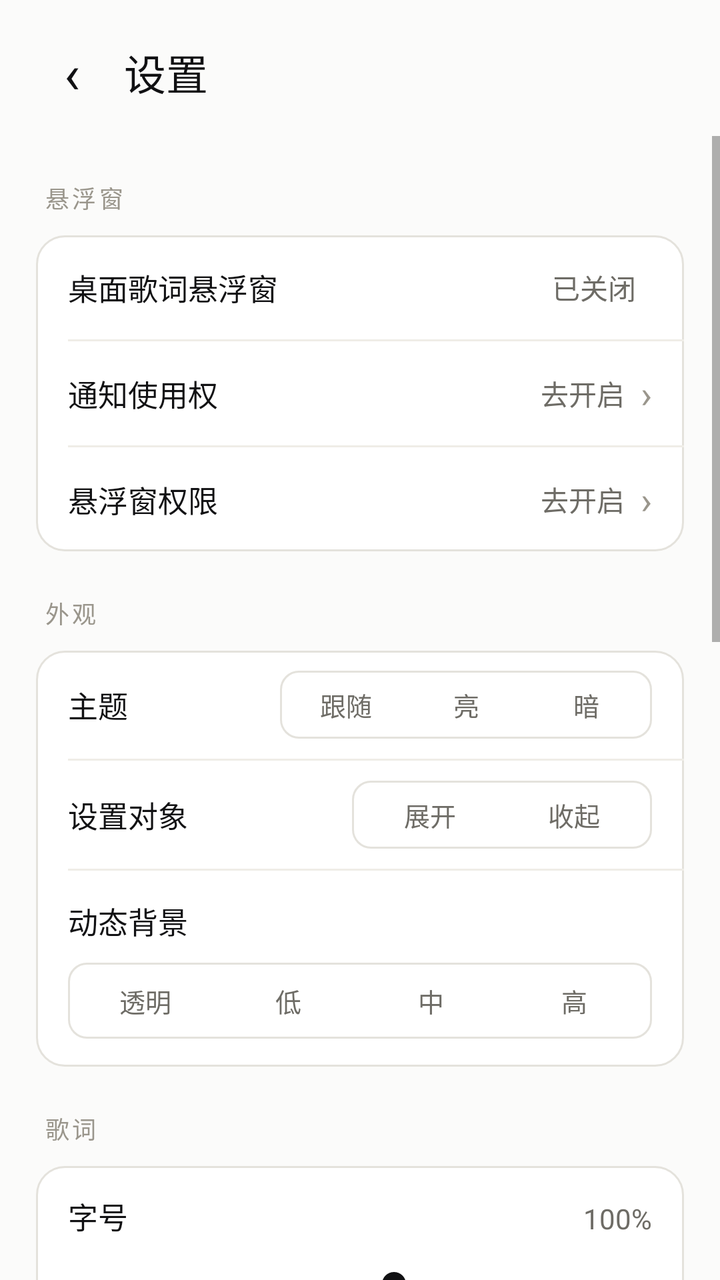
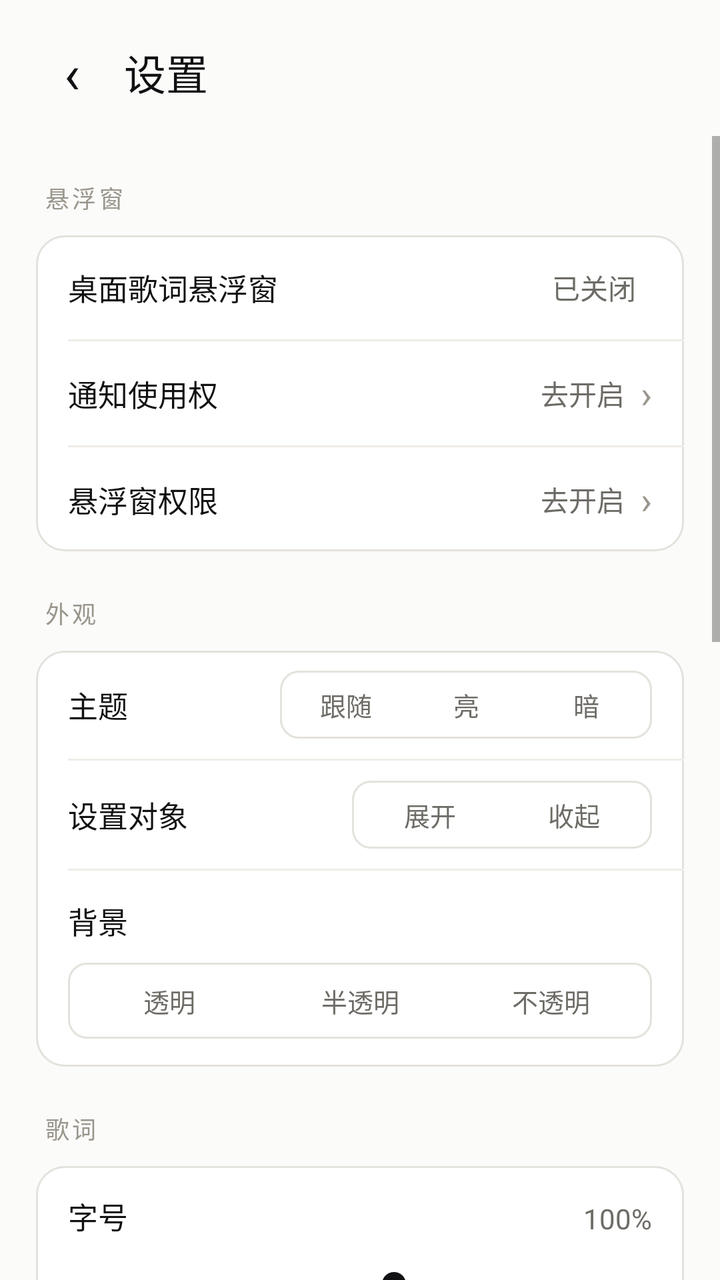

Screens rendered from an Android XML layout before and after an edit, with the pre-edit source and the edit as a unified diff.
<!-- AndroidManifest.xml: application theme Theme.DesktopLyrics -->
<!-- res/layout/activity_settings.xml -->
<?xml version="1.0" encoding="utf-8"?>
<LinearLayout xmlns:android="http://schemas.android.com/apk/res/android"
    android:layout_width="match_parent"
    android:layout_height="match_parent"
    android:orientation="vertical"
    android:background="@color/app_bg">

    
    <LinearLayout
        android:layout_width="match_parent"
        android:layout_height="wrap_content"
        android:gravity="center_vertical"
        android:orientation="horizontal"
        android:paddingStart="14dp"
        android:paddingEnd="20dp"
        android:paddingTop="14dp"
        android:paddingBottom="10dp">

        <TextView
            android:id="@+id/settings_back"
            android:layout_width="44dp"
            android:layout_height="44dp"
            android:gravity="center"
            android:text="‹"
            android:textColor="@color/text_primary"
            android:textSize="27sp" />

        <TextView
            android:layout_width="wrap_content"
            android:layout_height="wrap_content"
            android:layout_marginStart="4dp"
            android:fontFamily="sans-serif-medium"
            android:text="设置"
            android:textColor="@color/text_primary"
            android:textSize="21sp" />
    </LinearLayout>

    <ScrollView
        android:layout_width="match_parent"
        android:layout_height="0dp"
        android:layout_weight="1"
        android:fillViewport="true"
        android:overScrollMode="never"
        android:clipToPadding="false">

        <LinearLayout
            android:layout_width="match_parent"
            android:layout_height="wrap_content"
            android:orientation="vertical"
            android:paddingStart="18dp"
            android:paddingEnd="18dp"
            android:paddingBottom="28dp">

            
            <TextView style="@style/GroupLabel" android:text="悬浮窗" />
            <LinearLayout style="@style/GroupCard">
                <LinearLayout style="@style/Cell" android:id="@+id/cell_overlay_toggle">
                    <TextView style="@style/CellTitle" android:text="桌面歌词悬浮窗" />
                    <TextView android:id="@+id/overlay_toggle_state" style="@style/CellValue" android:text="已关闭" />
                    <TextView style="@style/Chevron" android:text="" />
                </LinearLayout>
                <View style="@style/CellDivider" />
                <LinearLayout style="@style/Cell" android:id="@+id/cell_listener_permission">
                    <TextView style="@style/CellTitle" android:text="通知使用权" />
                    <TextView android:id="@+id/listener_permission_state" style="@style/CellValue" android:text="去开启" />
                    <TextView style="@style/Chevron" />
                </LinearLayout>
                <View style="@style/CellDivider" />
                <LinearLayout style="@style/Cell" android:id="@+id/cell_overlay_permission">
                    <TextView style="@style/CellTitle" android:text="悬浮窗权限" />
                    <TextView android:id="@+id/overlay_permission_state" style="@style/CellValue" android:text="去开启" />
                    <TextView style="@style/Chevron" />
                </LinearLayout>
            </LinearLayout>

            
            <TextView style="@style/GroupLabel" android:text="外观" />
            <LinearLayout style="@style/GroupCard">
                
                <LinearLayout style="@style/Cell">
                    <TextView style="@style/CellTitle" android:text="主题" />
                    <LinearLayout
                        android:id="@+id/theme_seg"
                        android:layout_width="186dp"
                        android:layout_height="34dp"
                        android:background="@drawable/bg_seg_shell"
                        android:orientation="horizontal"
                        android:padding="3dp">
                        <TextView android:id="@+id/theme_follow" style="@style/SegItem" android:text="跟随" />
                        <TextView android:id="@+id/theme_light" style="@style/SegItem" android:text="亮" />
                        <TextView android:id="@+id/theme_dark" style="@style/SegItem" android:text="暗" />
                    </LinearLayout>
                </LinearLayout>
                <View style="@style/CellDivider" />
                
                <LinearLayout style="@style/Cell">
                    <TextView style="@style/CellTitle" android:text="设置对象" />
                    <LinearLayout
                        android:layout_width="150dp"
                        android:layout_height="34dp"
                        android:background="@drawable/bg_seg_shell"
                        android:orientation="horizontal"
                        android:padding="3dp">
                        <TextView android:id="@+id/settings_target_expanded" style="@style/SegItem" android:text="展开" />
                        <TextView android:id="@+id/settings_target_compact" style="@style/SegItem" android:text="收起" />
                    </LinearLayout>
                </LinearLayout>
                <View style="@style/CellDivider" />
                
                <LinearLayout style="@style/CellColumn">
                    <TextView style="@style/CellColumnLabel" android:text="动态背景" />
                    <LinearLayout
                        android:layout_width="match_parent"
                        android:layout_height="38dp"
                        android:layout_marginTop="10dp"
                        android:background="@drawable/bg_seg_shell"
                        android:orientation="horizontal"
                        android:padding="3dp">
                        <TextView android:id="@+id/background_mode_transparent" style="@style/SegItem" android:text="透明" />
                        <TextView android:id="@+id/background_mode_low" style="@style/SegItem" android:text="低" />
                        <TextView android:id="@+id/background_mode_medium" style="@style/SegItem" android:text="中" />
                        <TextView android:id="@+id/background_mode_high" style="@style/SegItem" android:text="高" />
                    </LinearLayout>
                </LinearLayout>
            </LinearLayout>

            
            <TextView style="@style/GroupLabel" android:text="歌词" />
            <LinearLayout style="@style/GroupCard">
                
                <LinearLayout style="@style/CellColumn">
                    <LinearLayout android:layout_width="match_parent" android:layout_height="wrap_content" android:orientation="horizontal">
                        <TextView style="@style/CellTitle" android:text="字号" />
                        <TextView android:id="@+id/font_size_value" style="@style/CellValue" android:text="100%" />
                    </LinearLayout>
                    <SeekBar
                        android:id="@+id/seek_font_size"
                        android:layout_width="match_parent"
                        android:layout_height="34dp"
                        android:layout_marginTop="6dp"
                        android:max="115"
                        android:progress="65"
                        android:progressBackgroundTint="@color/control_track"
                        android:progressTint="@color/control_active"
                        android:splitTrack="false"
                        android:thumbTint="@color/control_active" />
                </LinearLayout>
                <View style="@style/CellDivider" />
                
                <LinearLayout style="@style/CellColumn">
                    <LinearLayout android:layout_width="match_parent" android:layout_height="wrap_content" android:orientation="horizontal">
                        <TextView style="@style/CellTitle" android:text="偏移" />
                        <TextView android:id="@+id/lyric_offset_value" style="@style/CellValue" android:text="+0.0s" />
                    </LinearLayout>
                    <SeekBar
                        android:id="@+id/seek_lyric_offset"
                        android:layout_width="match_parent"
                        android:layout_height="34dp"
                        android:layout_marginTop="6dp"
                        android:max="100"
                        android:progress="50"
                        android:progressBackgroundTint="@color/control_track"
                        android:progressTint="@color/control_active"
                        android:splitTrack="false"
                        android:thumbTint="@color/control_active" />
                </LinearLayout>
                <View style="@style/CellDivider" />
                
                <LinearLayout style="@style/Cell">
                    <TextView style="@style/CellTitle" android:text="颜色" />
                    <LinearLayout android:layout_width="wrap_content" android:layout_height="wrap_content" android:gravity="center_vertical" android:orientation="horizontal">
                        <TextView android:id="@+id/lyric_color_white" style="@style/Swatch" android:text="●" android:textColor="#FFFFFF" />
                        <TextView android:id="@+id/lyric_color_blue" style="@style/Swatch" android:text="●" android:textColor="#9FD8FF" />
                        <TextView android:id="@+id/lyric_color_black" style="@style/Swatch" android:text="●" android:textColor="#888888" />
                        <TextView android:id="@+id/lyric_color_pink" style="@style/Swatch" android:text="●" android:textColor="#FFB6D5" />
                        <TextView android:id="@+id/lyric_color_custom" style="@style/Swatch" android:text="＋" android:textColor="@color/text_secondary" />
                    </LinearLayout>
                </LinearLayout>
                <View style="@style/CellDivider" />
                
                <LinearLayout style="@style/Cell">
                    <TextView style="@style/CellTitle" android:text="外语歌词" />
                    <LinearLayout
                        android:layout_width="158dp"
                        android:layout_height="34dp"
                        android:background="@drawable/bg_seg_shell"
                        android:orientation="horizontal"
                        android:padding="3dp">
                        <TextView android:id="@+id/translation_original" style="@style/SegItem" android:text="原文" />
                        <TextView android:id="@+id/translation_bilingual" style="@style/SegItem" android:text="双语" />
                        <TextView android:id="@+id/translation_translated" style="@style/SegItem" android:text="中文" />
                    </LinearLayout>
                </LinearLayout>
                <View style="@style/CellDivider" />
                <LinearLayout style="@style/Cell" android:id="@+id/cell_supplement_translation">
                    <TextView style="@style/CellTitle" android:text="补充翻译" />
                    <TextView style="@style/Chevron" />
                </LinearLayout>
                <View style="@style/CellDivider" />
                <LinearLayout style="@style/Cell" android:id="@+id/cell_manage_sources">
                    <TextView style="@style/CellTitle" android:text="歌词源管理" />
                    <TextView style="@style/Chevron" />
                </LinearLayout>
                <View style="@style/CellDivider" />
                <LinearLayout style="@style/Cell" android:id="@+id/cell_manage_offsets">
                    <TextView style="@style/CellTitle" android:text="偏移记忆管理" />
                    <TextView style="@style/Chevron" />
                </LinearLayout>
            </LinearLayout>

            
            <TextView style="@style/GroupLabel" android:text="关于" />
            <LinearLayout style="@style/GroupCard">
                <LinearLayout style="@style/Cell" android:id="@+id/cell_check_update">
                    <TextView style="@style/CellTitle" android:text="检查更新" />
                    <TextView android:id="@+id/version_value" style="@style/CellValue" android:text="1.07" />
                    <TextView style="@style/Chevron" />
                </LinearLayout>
                <View style="@style/CellDivider" />
                <LinearLayout style="@style/Cell" android:id="@+id/cell_bilibili">
                    <TextView style="@style/CellTitle" android:text="作者 · B站 @Tcrrrry" />
                    <TextView style="@style/Chevron" />
                </LinearLayout>
                <View style="@style/CellDivider" />
                <LinearLayout style="@style/Cell" android:id="@+id/cell_github">
                    <TextView style="@style/CellTitle" android:text="开源项目 · GitHub" />
                    <TextView style="@style/Chevron" />
                </LinearLayout>
                <View style="@style/CellDivider" />
                <LinearLayout style="@style/Cell" android:id="@+id/cell_privacy">
                    <TextView style="@style/CellTitle" android:text="隐私说明" />
                    <TextView style="@style/Chevron" />
                </LinearLayout>
            </LinearLayout>

            <TextView
                android:layout_width="match_parent"
                android:layout_height="wrap_content"
                android:layout_marginTop="22dp"
                android:gravity="center"
                android:text="歌词来自 LRCLIB / QQ音乐 / 网易云，版权归各平台所有"
                android:textColor="@color/text_tertiary"
                android:textSize="11sp" />
        </LinearLayout>
    </ScrollView>
</LinearLayout>
<!-- resources referenced by this layout -->
<resources>
  <color name="app_bg">#FBFBFA</color>
  <color name="control_active">#111113</color>
  <color name="control_track">#E0DED7</color>
  <color name="text_primary">#111113</color>
  <color name="text_secondary">#6E6C66</color>
  <color name="text_tertiary">#9A968C</color>
  <!-- drawable bg_seg_shell (drawable) -->
  <?xml version="1.0" encoding="utf-8"?>
  <shape xmlns:android="http://schemas.android.com/apk/res/android" android:shape="rectangle">
      <solid android:color="@android:color/transparent" />
      <corners android:radius="9dp" />
      <stroke android:width="1dp" android:color="@color/app_line" />
  </shape>
  <style name="CellColumnLabel">
          <item name="android:layout_width">wrap_content</item>
          <item name="android:layout_height">wrap_content</item>
          <item name="android:fontFamily">sans-serif</item>
          <item name="android:textColor">@color/text_primary</item>
          <item name="android:textSize">15sp</item>
      </style>
  <style name="CellDivider">
          <item name="android:layout_width">match_parent</item>
          <item name="android:layout_height">1dp</item>
          <item name="android:layout_marginStart">16dp</item>
          <item name="android:background">@color/app_line_soft</item>
      </style>
  <style name="CellTitle">
          <item name="android:layout_width">0dp</item>
          <item name="android:layout_height">wrap_content</item>
          <item name="android:layout_weight">1</item>
          <item name="android:fontFamily">sans-serif</item>
          <item name="android:textColor">@color/text_primary</item>
          <item name="android:textSize">15sp</item>
      </style>
  <style name="CellValue">
          <item name="android:layout_width">wrap_content</item>
          <item name="android:layout_height">wrap_content</item>
          <item name="android:textColor">@color/text_secondary</item>
          <item name="android:textSize">14sp</item>
      </style>
  <style name="Chevron">
          <item name="android:layout_width">wrap_content</item>
          <item name="android:layout_height">wrap_content</item>
          <item name="android:layout_marginStart">8dp</item>
          <item name="android:text">›</item>
          <item name="android:textColor">@color/text_tertiary</item>
          <item name="android:textSize">19sp</item>
      </style>
  <style name="GroupCard">
          <item name="android:layout_width">match_parent</item>
          <item name="android:layout_height">wrap_content</item>
          <item name="android:orientation">vertical</item>
          <item name="android:background">@drawable/bg_group_card</item>
      </style>
  <style name="SegItem">
          <item name="android:layout_width">0dp</item>
          <item name="android:layout_height">match_parent</item>
          <item name="android:layout_weight">1</item>
          <item name="android:gravity">center</item>
          <item name="android:textColor">@color/text_secondary</item>
          <item name="android:textSize">13sp</item>
      </style>
  <style name="Swatch">
          <item name="android:layout_width">36dp</item>
          <item name="android:layout_height">36dp</item>
          <item name="android:gravity">center</item>
          <item name="android:textSize">18sp</item>
      </style>
  <color name="app_line">#E4E2DC</color>
  <color name="app_line_soft">#EFEDE7</color>
  <!-- drawable bg_group_card (drawable) -->
  <?xml version="1.0" encoding="utf-8"?>
  <shape xmlns:android="http://schemas.android.com/apk/res/android" android:shape="rectangle">
      <solid android:color="@color/app_surface" />
      <corners android:radius="14dp" />
      <stroke android:width="1dp" android:color="@color/app_line" />
  </shape>
  <color name="status_bar">#FBFBFA</color>
  <color name="nav_bar">#FBFBFA</color>
  <color name="accent">#111113</color>
  <color name="app_surface">#FFFFFF</color>
</resources>

<!-- the commit's change to res/layout/activity_settings.xml (unified diff, before → after) -->
@@ -108,7 +108,7 @@
                 <View style="@style/CellDivider" />
                 
                 <LinearLayout style="@style/CellColumn">
-                    <TextView style="@style/CellColumnLabel" android:text="动态背景" />
+                    <TextView style="@style/CellColumnLabel" android:text="背景" />
                     <LinearLayout
                         android:layout_width="match_parent"
                         android:layout_height="38dp"
@@ -117,9 +117,8 @@
                         android:orientation="horizontal"
                         android:padding="3dp">
                         <TextView android:id="@+id/background_mode_transparent" style="@style/SegItem" android:text="透明" />
-                        <TextView android:id="@+id/background_mode_low" style="@style/SegItem" android:text="低" />
-                        <TextView android:id="@+id/background_mode_medium" style="@style/SegItem" android:text="中" />
-                        <TextView android:id="@+id/background_mode_high" style="@style/SegItem" android:text="高" />
+                        <TextView android:id="@+id/background_mode_low" style="@style/SegItem" android:text="半透明" />
+                        <TextView android:id="@+id/background_mode_high" style="@style/SegItem" android:text="不透明" />
                     </LinearLayout>
                 </LinearLayout>
             </LinearLayout>
